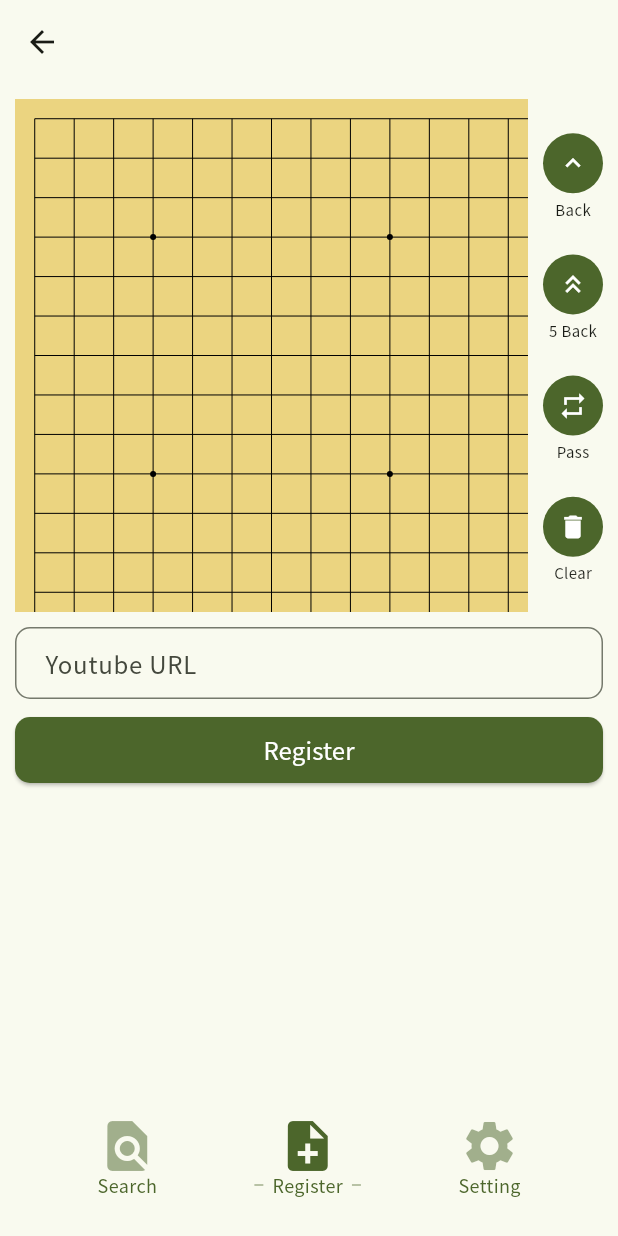
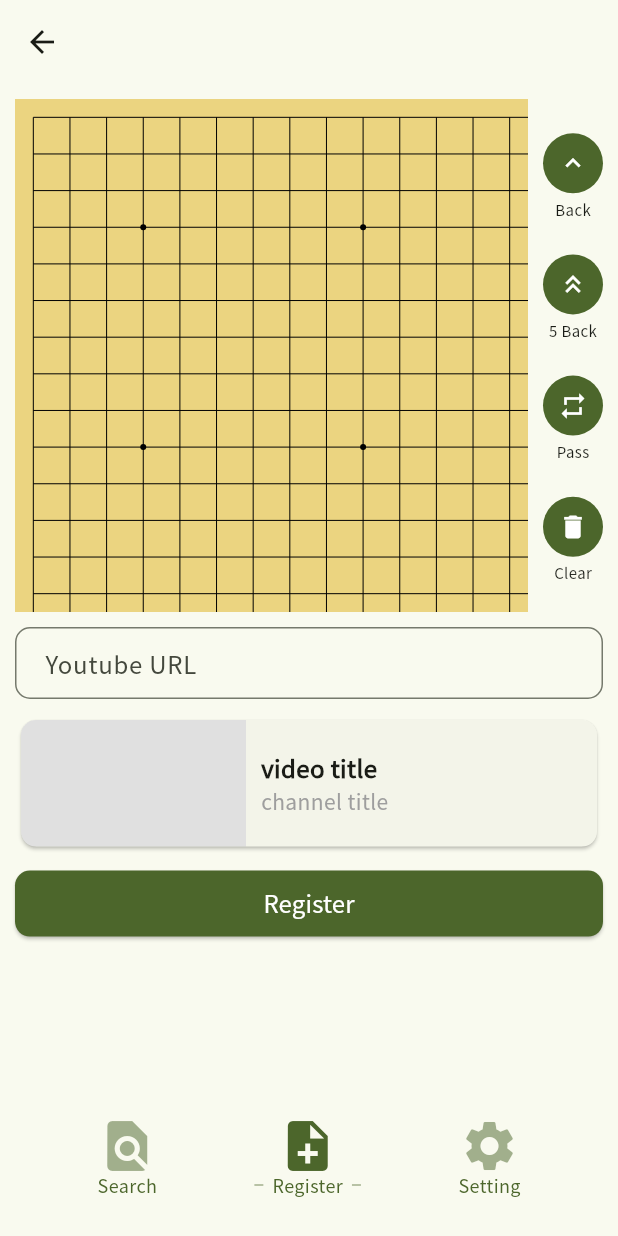
Before and after one commit to usatyo/sugomori, a Flutter app: the RegisterPage screen opened by its route, on a phone screen of 412 x 824 dp. Run offline on Flutter 3.47's test engine with Material 3 defaults, Android fonts, the phone set to English and light mode, and no system bars; our stand-ins replace google_fonts, shared_preferences, youtube_player_flutter; missing offline and left inert: flutter_scroll_shadow; accounts and stored records are empty.

Commit message:
change goban size

```diff
--- a/frontend/lib/components/goban/goban.dart
+++ b/frontend/lib/components/goban/goban.dart
@@ -41,11 +41,11 @@ class _GobanState extends State<Goban> {
                     CustomPaint(size: Size.infinite, painter: GobanPainter()),
                     GridView.builder(
                       physics: const NeverScrollableScrollPhysics(),
-                      itemCount: 13 * 13,
+                      itemCount: screenBoardSize * screenBoardSize,
                       scrollDirection: Axis.horizontal,
                       itemBuilder: (context, index) {
-                        int x = index ~/ 13;
-                        int y = index % 13;
+                        int x = index ~/ screenBoardSize;
+                        int y = index % screenBoardSize;
                         Stone stone = stoneMatrix[x][y];
                         return SingleStone(
                           index: stone.index,
@@ -66,12 +66,11 @@ class _GobanState extends State<Goban> {
                               },
                         );
                       },
-                      gridDelegate:
-                          const SliverGridDelegateWithFixedCrossAxisCount(
-                            crossAxisCount: 13,
-                            mainAxisSpacing: 2,
-                            crossAxisSpacing: 2,
-                          ),
+                      gridDelegate: const SliverGridDelegateWithFixedCrossAxisCount(
+                        crossAxisCount: screenBoardSize,
+                        mainAxisSpacing: 2,
+                        crossAxisSpacing: 2,
+                      ),
                     ),
                   ],
                 ),
--- a/frontend/lib/components/search/video_card.dart
+++ b/frontend/lib/components/search/video_card.dart
@@ -4,7 +4,7 @@ import 'package:frontend/page/detail_page.dart';
 
 class VideoCard extends StatefulWidget {
   const VideoCard({super.key, required this.videoInfo});
-  final Video videoInfo;
+  final Video? videoInfo;
 
   @override
   State<VideoCard> createState() => _VideoCardState();
@@ -13,21 +13,20 @@ class VideoCard extends StatefulWidget {
 class _VideoCardState extends State<VideoCard> {
   @override
   Widget build(BuildContext context) {
+    if (widget.videoInfo == null) {
       return Card(
         shape: RoundedRectangleBorder(borderRadius: BorderRadius.circular(10)),
         clipBehavior: Clip.antiAliasWithSaveLayer,
         child: InkWell(
-        onTap: () {
-          Navigator.push(
-            context,
-            MaterialPageRoute(
-              builder: (context) => DetailPage(videoInfo: widget.videoInfo),
-            ),
-          );
-        },
+          onTap: () {},
           child: Row(
             children: [
-            Image.network(widget.videoInfo.thumbnailUrl, width: 150),
+              Container(
+                width: 150,
+                height: 150 * 9 / 16,
+                color: Colors.grey[300],
+              ),
+              // Image.network(widget.videoInfo!.thumbnailUrl, width: 150),
               Expanded(
                 child: Container(
                   padding: EdgeInsets.all(10),
@@ -39,13 +38,58 @@ class _VideoCardState extends State<VideoCard> {
                           fontSize: 16,
                           fontWeight: FontWeight.bold,
                         ),
-                      widget.videoInfo.title,
+                        "video title",
                         overflow: TextOverflow.ellipsis,
                         maxLines: 2,
                       ),
                       Text(
                         style: TextStyle(fontSize: 14, color: Colors.grey),
-                      widget.videoInfo.channelTitle,
+                        "channel title",
+                        overflow: TextOverflow.clip,
+                        maxLines: 1,
+                      ),
+                    ],
+                  ),
+                ),
+              ),
+            ],
+          ),
+        ),
+      );
+    } else {
+      return Card(
+        shape: RoundedRectangleBorder(borderRadius: BorderRadius.circular(10)),
+        clipBehavior: Clip.antiAliasWithSaveLayer,
+        child: InkWell(
+          onTap: () {
+            Navigator.push(
+              context,
+              MaterialPageRoute(
+                builder: (context) => DetailPage(videoInfo: widget.videoInfo!),
+              ),
+            );
+          },
+          child: Row(
+            children: [
+              Image.network(widget.videoInfo!.thumbnailUrl, width: 150),
+              Expanded(
+                child: Container(
+                  padding: EdgeInsets.all(10),
+                  child: Column(
+                    crossAxisAlignment: CrossAxisAlignment.start,
+                    children: [
+                      Text(
+                        style: TextStyle(
+                          fontSize: 16,
+                          fontWeight: FontWeight.bold,
+                        ),
+                        widget.videoInfo!.title,
+                        overflow: TextOverflow.ellipsis,
+                        maxLines: 2,
+                      ),
+                      Text(
+                        style: TextStyle(fontSize: 14, color: Colors.grey),
+                        widget.videoInfo!.channelTitle,
                         overflow: TextOverflow.clip,
                         maxLines: 1,
                       ),
@@ -59,3 +103,4 @@ class _VideoCardState extends State<VideoCard> {
       );
     }
   }
+}
--- a/frontend/lib/models/joseki.dart
+++ b/frontend/lib/models/joseki.dart
@@ -1,6 +1,7 @@
 import 'package:frontend/util/go_rule.dart';
 
 const int boardSize = 19;
+const int screenBoardSize = 14;
 enum StoneColor { black, white, empty }
 
 StoneColor reversedColor(StoneColor color) {
```
Also changed, not shown: frontend/lib/components/goban/goban_painter.dart (+12 -22 lines), frontend/lib/page/register_page.dart (+17 -0 lines). Lines whose indentation alone changed are shown as unchanged.
